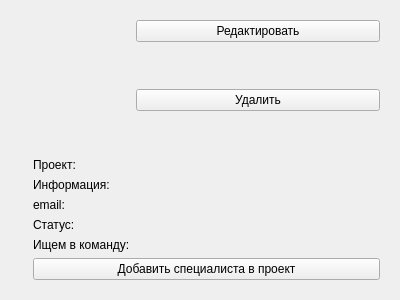
Qt form WgtProject.ui (mr-Din/ItConnect) before a commit.
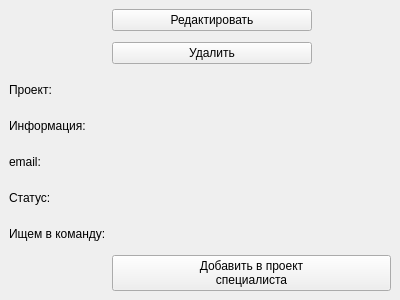
The same form after that commit.

Commit message: Добавление в проект, сборка под андроид, прочие правки

```diff
--- a/WgtProject.ui
+++ b/WgtProject.ui
@@ -20,7 +20,19 @@
    <string/>
   </property>
   <layout class="QGridLayout" name="gridLayout">
-   <item row="0" column="1" rowspan="2">
+   <property name="leftMargin">
+    <number>0</number>
+   </property>
+   <property name="topMargin">
+    <number>0</number>
+   </property>
+   <property name="rightMargin">
+    <number>0</number>
+   </property>
+   <property name="bottomMargin">
+    <number>0</number>
+   </property>
+   <item row="0" column="0">
     <widget class="QStackedWidget" name="stackedWidget">
      <property name="sizePolicy">
       <sizepolicy hsizetype="Preferred" vsizetype="Preferred">
@@ -33,98 +45,14 @@
      </property>
      <widget class="QWidget" name="pg_proj_date">
       <layout class="QGridLayout" name="gridLayout_2">
-       <item row="3" column="1">
-        <widget class="QLabel" name="lbl_info_2">
-         <property name="text">
-          <string/>
-         </property>
-         <property name="wordWrap">
-          <bool>true</bool>
-         </property>
-        </widget>
-       </item>
-       <item row="6" column="1">
-        <widget class="QLabel" name="lbl_skills_2">
-         <property name="text">
-          <string/>
-         </property>
-         <property name="wordWrap">
-          <bool>true</bool>
-         </property>
-        </widget>
-       </item>
-       <item row="2" column="0">
-        <widget class="QLabel" name="lbl_title">
-         <property name="text">
-          <string>Проект:</string>
-         </property>
-        </widget>
-       </item>
-       <item row="4" column="1">
-        <widget class="QLabel" name="lbl_email_2">
-         <property name="text">
-          <string/>
-         </property>
-        </widget>
-       </item>
-       <item row="2" column="1">
-        <widget class="QLabel" name="lbl_title_2">
-         <property name="text">
-          <string/>
-         </property>
-        </widget>
-       </item>
-       <item row="7" column="0" colspan="2">
-        <widget class="QPushButton" name="btn_add_worker">
-         <property name="text">
-          <string>Добавить специалиста в проект</string>
-         </property>
-        </widget>
-       </item>
-       <item row="6" column="0">
-        <widget class="QLabel" name="lbl_skills">
-         <property name="text">
-          <string>Ищем в команду:</string>
-         </property>
-        </widget>
-       </item>
-       <item row="5" column="0">
-        <widget class="QLabel" name="lbl_status">
-         <property name="text">
-          <string>Статус:</string>
-         </property>
-        </widget>
-       </item>
-       <item row="4" column="0">
-        <widget class="QLabel" name="lbl_email">
-         <property name="text">
-          <string>email:</string>
-         </property>
-        </widget>
-       </item>
-       <item row="5" column="1">
-        <widget class="QLabel" name="lbl_status_2">
-         <property name="text">
-          <string/>
-         </property>
-        </widget>
-       </item>
-       <item row="3" column="0">
-        <widget class="QLabel" name="lbl_info">
-         <property name="text">
-          <string>Информация:</string>
-         </property>
-        </widget>
-       </item>
-       <item row="0" column="1">
-        <widget class="QPushButton" name="btn_edit">
-         <property name="text">
-          <string>Редактировать</string>
-         </property>
-        </widget>
-       </item>
        <item row="1" column="1">
         <widget class="QStackedWidget" name="stackedWidget_Del">
+         <property name="maximumSize">
+          <size>
+           <width>200</width>
+           <height>32</height>
+          </size>
+         </property>
          <widget class="QWidget" name="pg_del">
           <layout class="QGridLayout" name="gridLayout_4">
            <property name="leftMargin">
@@ -189,6 +117,147 @@
          </widget>
         </widget>
        </item>
+       <item row="5" column="0">
+        <widget class="QLabel" name="lbl_status">
+         <property name="maximumSize">
+          <size>
+           <width>110</width>
+           <height>16777215</height>
+          </size>
+         </property>
+         <property name="text">
+          <string>Статус:</string>
+         </property>
+        </widget>
+       </item>
+       <item row="2" column="0">
+        <widget class="QLabel" name="lbl_title">
+         <property name="maximumSize">
+          <size>
+           <width>110</width>
+           <height>16777215</height>
+          </size>
+         </property>
+         <property name="text">
+          <string>Проект:</string>
+         </property>
+        </widget>
+       </item>
+       <item row="0" column="0" rowspan="2">
+        <widget class="QLabel" name="lbl_photo">
+         <property name="text">
+          <string/>
+         </property>
+        </widget>
+       </item>
+       <item row="4" column="0">
+        <widget class="QLabel" name="lbl_email">
+         <property name="maximumSize">
+          <size>
+           <width>110</width>
+           <height>16777215</height>
+          </size>
+         </property>
+         <property name="text">
+          <string>email:</string>
+         </property>
+        </widget>
+       </item>
+       <item row="6" column="0">
+        <widget class="QLabel" name="lbl_skills">
+         <property name="maximumSize">
+          <size>
+           <width>110</width>
+           <height>16777215</height>
+          </size>
+         </property>
+         <property name="text">
+          <string>Ищем в команду:</string>
+         </property>
+        </widget>
+       </item>
+       <item row="0" column="1">
+        <widget class="QPushButton" name="btn_edit">
+         <property name="maximumSize">
+          <size>
+           <width>200</width>
+           <height>16777215</height>
+          </size>
+         </property>
+         <property name="text">
+          <string>Редактировать</string>
+         </property>
+        </widget>
+       </item>
+       <item row="3" column="0">
+        <widget class="QLabel" name="lbl_info">
+         <property name="maximumSize">
+          <size>
+           <width>110</width>
+           <height>16777215</height>
+          </size>
+         </property>
+         <property name="text">
+          <string>Информация:</string>
+         </property>
+        </widget>
+       </item>
+       <item row="6" column="1" colspan="2">
+        <widget class="QLabel" name="lbl_skills_2">
+         <property name="text">
+          <string/>
+         </property>
+         <property name="wordWrap">
+          <bool>true</bool>
+         </property>
+        </widget>
+       </item>
+       <item row="5" column="1" colspan="2">
+        <widget class="QLabel" name="lbl_status_2">
+         <property name="text">
+          <string/>
+         </property>
+        </widget>
+       </item>
+       <item row="4" column="1" colspan="2">
+        <widget class="QLabel" name="lbl_email_2">
+         <property name="text">
+          <string/>
+         </property>
+        </widget>
+       </item>
+       <item row="3" column="1" colspan="2">
+        <widget class="QLabel" name="lbl_info_2">
+         <property name="text">
+          <string/>
+         </property>
+         <property name="wordWrap">
+          <bool>true</bool>
+         </property>
+        </widget>
+       </item>
+       <item row="2" column="1" colspan="2">
+        <widget class="QLabel" name="lbl_title_2">
+         <property name="text">
+          <string/>
+         </property>
+        </widget>
+       </item>
+       <item row="7" column="1" colspan="2">
+        <widget class="QPushButton" name="btn_add_worker">
+         <property name="text">
+          <string>Добавить в проект
+специалиста</string>
+         </property>
+        </widget>
+       </item>
+       <item row="0" column="2" rowspan="2">
+        <spacer name="horizontalSpacer">
+         <property name="orientation">
+          <enum>Qt::Horizontal</enum>
+         </property>
+        </spacer>
+       </item>
       </layout>
      </widget>
      <widget class="QWidget" name="pg_edit_data">
@@ -245,13 +314,6 @@
      </widget>
     </widget>
    </item>
-   <item row="0" column="0">
-    <widget class="QLabel" name="lbl_photo">
-     <property name="text">
-      <string/>
-     </property>
-    </widget>
-   </item>
   </layout>
  </widget>
  <resources/>
```
The commit also changes 14 other files.
